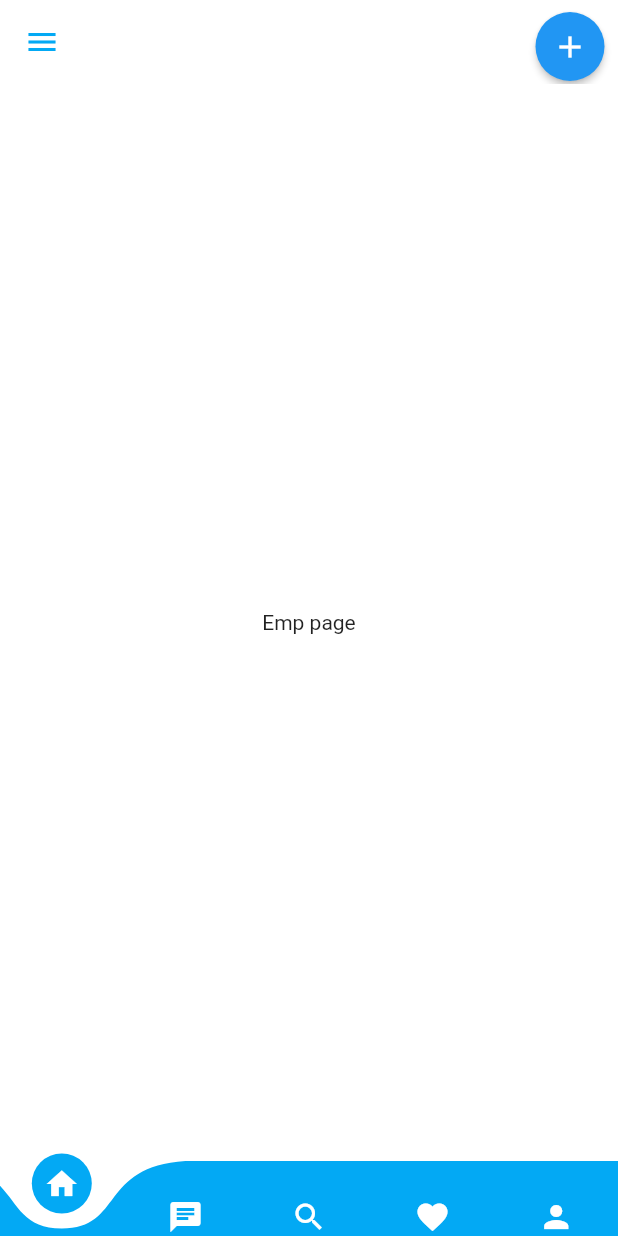
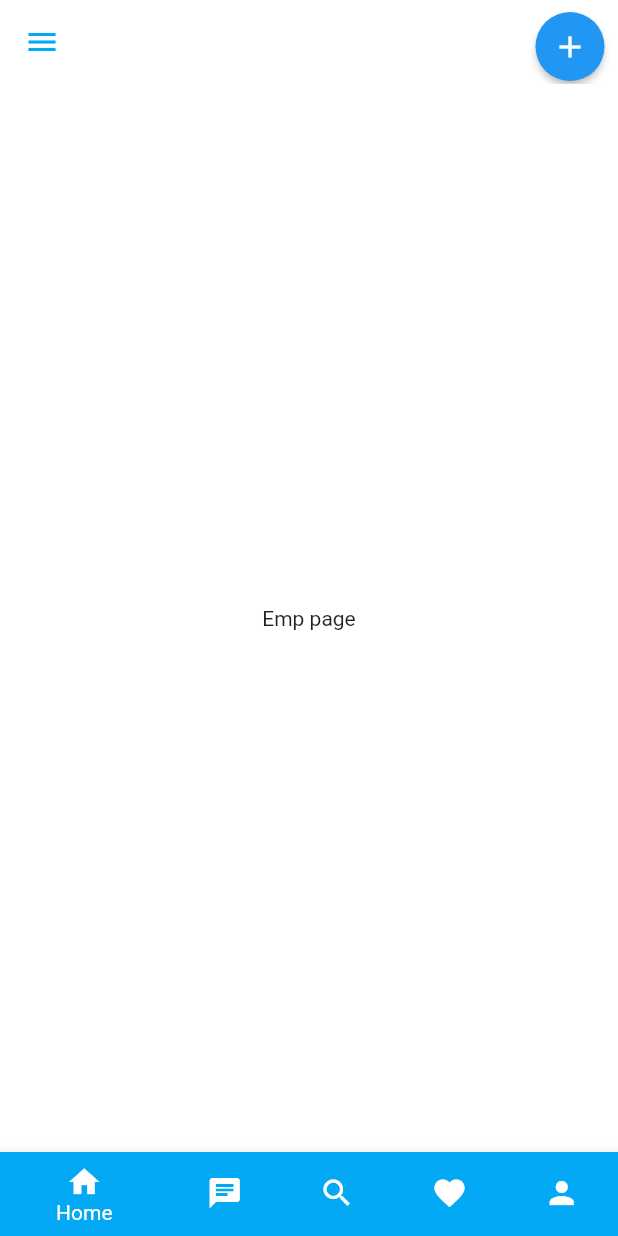
Before and after one commit to M-amine-HNIOUA/PFE_flutter_app, a Flutter app: the screen it shows after launch, on a phone screen of 412 x 824 dp. Run offline on Flutter 3.47's test engine with Material 2 defaults, Android fonts, the phone set to English and light mode, and no system bars; drawn by our look-alikes of curved_navigation_bar; our stand-ins replace flutter_typeahead; missing offline and left inert: dart:ffi.

Commit message:
Pfe_flutter_commit

```diff
--- a/lib/Screens/HomePage/Homepage.dart
+++ b/lib/Screens/HomePage/Homepage.dart
@@ -106,15 +106,44 @@ class _HomePageState extends State<HomePage> {
         ],
       ),
       //The button navigation bar
-      bottomNavigationBar: CurvedNavigationBar(
-        color: Colors.lightBlue,
-        backgroundColor: Colors.transparent,
-        buttonBackgroundColor: Colors.lightBlue,
-        animationDuration: Duration(milliseconds: 300),
-        height: 50,
-        items: items,
-        index: Sindex,
-        animationCurve: Curves.easeInSine,
+      bottomNavigationBar: BottomNavigationBar(
+        //color: Colors.lightBlue,
+        //  backgroundColor: Colors.transparent,
+        // buttonBackgroundColor: Colors.lightBlue,
+        //animationDuration: Duration(milliseconds: 300),
+        // height: 50,
+        //items: items,
+        //index: Sindex,
+        //animationCurve: Curves.easeInSine,
+        items: const <BottomNavigationBarItem>[
+          BottomNavigationBarItem(
+            icon: Icon(Icons.home),
+            label: 'Home',
+            backgroundColor: Colors.lightBlue,
+          ),
+          BottomNavigationBarItem(
+            icon: Icon(Icons.chat),
+            label: 'Chat',
+            backgroundColor: Colors.lightBlue,
+          ),
+          BottomNavigationBarItem(
+            icon: Icon(Icons.search),
+            label: 'Search',
+            backgroundColor: Colors.lightBlue,
+          ),
+          BottomNavigationBarItem(
+            icon: Icon(Icons.favorite),
+            label: 'Favorite',
+            backgroundColor: Colors.lightBlue,
+          ),
+          BottomNavigationBarItem(
+            icon: Icon(Icons.person),
+            label: 'Profile',
+            backgroundColor: Colors.lightBlue,
+          ),
+        ],
+        currentIndex: Sindex,
+        selectedItemColor: Colors.white,
         onTap: (index) {
           setState(() {
             // For switch the buttom navigation bar and pages at the same time
--- a/pubspec.yaml
+++ b/pubspec.yaml
@@ -35,6 +35,7 @@ dependencies:
   # Use with the CupertinoIcons class for iOS style icons.
   cupertino_icons: ^1.0.2
   curved_navigation_bar: ^1.0.3
+  flutter_typeahead: ^3.2.4
 
 dev_dependencies:
   flutter_test:
```
Also changed, not shown: lib/Screens/SearchPage/SearchPage.dart (+95 -3 lines), lib/Screens/SearchPage/sdgf.dart (added), pubspec.lock.
